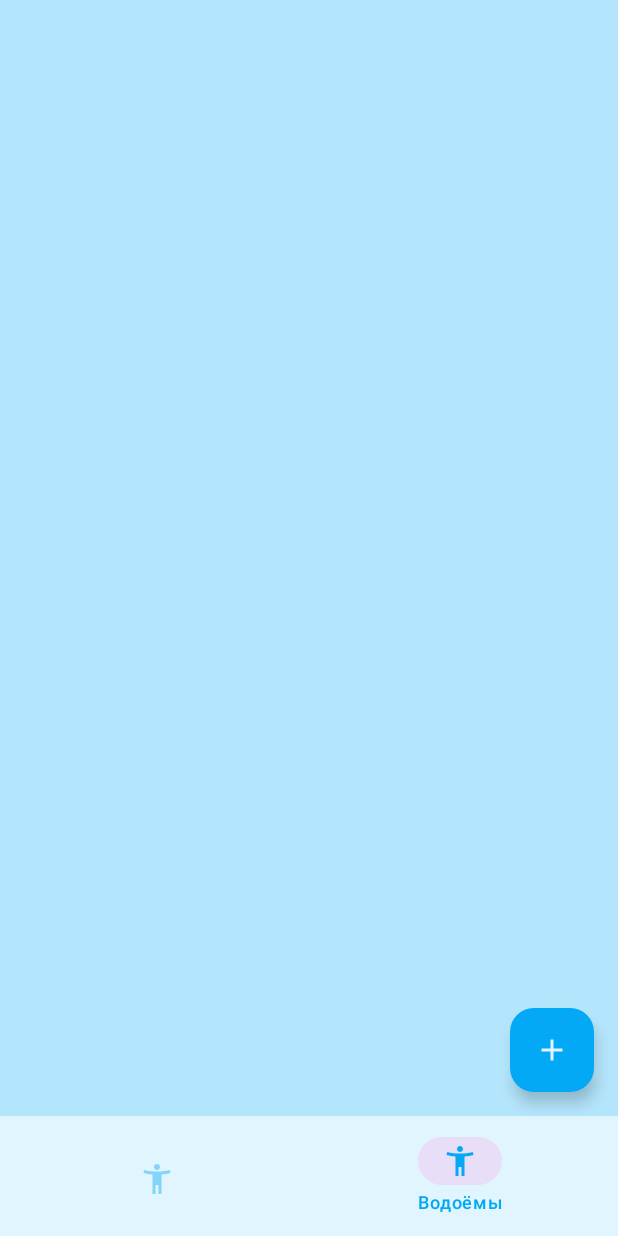
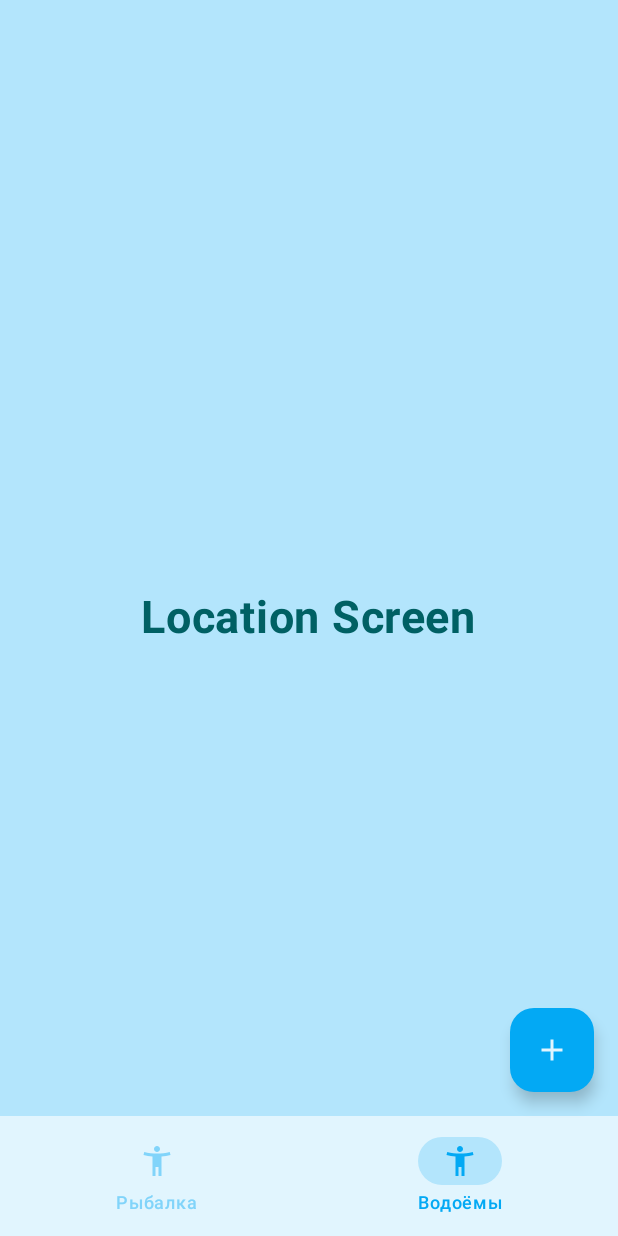
Before and after one commit to YurijM/FishermanNotes, an Android app built with Jetpack Compose: the screen it shows after launch (MainActivity), item 2 of the bottom bar chosen, on a phone screen of 412 x 824 dp. Run offline under Robolectric (Android 15) with nearby library versions, the phone set to English and light mode, and no system bars; our stand-ins replace Dagger/Hilt's generated code.

Commit message:
Добавлены: - пустые экраны "Рыбалка" (FishingListScreen) и "Водоёмы" (LocationListScreen); - навигационный граф.

```diff
--- a/app/src/main/java/com/mu/fishermannotes/MainActivity.kt
+++ b/app/src/main/java/com/mu/fishermannotes/MainActivity.kt
@@ -7,7 +7,7 @@ import androidx.compose.foundation.layout.fillMaxSize
 import androidx.compose.material3.MaterialTheme
 import androidx.compose.material3.Surface
 import androidx.compose.ui.Modifier
-import com.mu.fishermannotes.screens.main_screen.MainScreen
+import com.mu.fishermannotes.screens.main.MainScreen
 import com.mu.fishermannotes.ui.theme.FishermanNotesTheme
 import dagger.hilt.android.AndroidEntryPoint
 
--- /dev/null
+++ b/app/src/main/java/com/mu/fishermannotes/consts/Routes.kt
@@ -0,0 +1,6 @@
+package com.mu.fishermannotes.consts
+
+object Routes {
+    const val FISHING_LIST = "fishing_list"
+    const val LOCATION_LIST = "location_list"
+}
--- /dev/null
+++ b/app/src/main/java/com/mu/fishermannotes/navigation/NavGraph.kt
@@ -0,0 +1,24 @@
+package com.mu.fishermannotes.navigation
+
+import androidx.compose.runtime.Composable
+import androidx.navigation.NavHostController
+import androidx.navigation.compose.NavHost
+import androidx.navigation.compose.composable
+import com.mu.fishermannotes.consts.Routes
+import com.mu.fishermannotes.screens.fishing.FishingListScreen
+import com.mu.fishermannotes.screens.location.LocationListScreen
+
+@Composable
+fun NavGraph(navController: NavHostController) {
+    NavHost(
+        navController = navController,
+        startDestination = Routes.FISHING_LIST
+    ) {
+        composable(Routes.FISHING_LIST) {
+            FishingListScreen()
+        }
+        composable(Routes.LOCATION_LIST) {
+            LocationListScreen()
+        }
+    }
+}
--- /dev/null
+++ b/app/src/main/java/com/mu/fishermannotes/screens/fishing/FishingListScreen.kt
@@ -0,0 +1,23 @@
+package com.mu.fishermannotes.screens.fishing
+
+import androidx.compose.foundation.layout.fillMaxSize
+import androidx.compose.foundation.layout.wrapContentSize
+import androidx.compose.material3.Text
+import androidx.compose.runtime.Composable
+import androidx.compose.ui.Modifier
+import androidx.compose.ui.text.font.FontWeight
+import androidx.compose.ui.unit.sp
+import com.mu.fishermannotes.ui.theme.lightBlue900
+
+@Composable
+fun FishingListScreen() {
+    Text(
+        modifier = Modifier
+            .fillMaxSize()
+            .wrapContentSize(),
+        text = "Fishing Screen",
+        fontWeight = FontWeight.Bold,
+        fontSize = 30.sp,
+        color = lightBlue900
+    )
+}
--- /dev/null
+++ b/app/src/main/java/com/mu/fishermannotes/screens/location/LocationListScreen.kt
@@ -0,0 +1,23 @@
+package com.mu.fishermannotes.screens.location
+
+import androidx.compose.foundation.layout.fillMaxSize
+import androidx.compose.foundation.layout.wrapContentSize
+import androidx.compose.material3.Text
+import androidx.compose.runtime.Composable
+import androidx.compose.ui.Modifier
+import androidx.compose.ui.text.font.FontWeight
+import androidx.compose.ui.unit.sp
+import com.mu.fishermannotes.ui.theme.lightBlue900
+
+@Composable
+fun LocationListScreen() {
+    Text(
+        modifier = Modifier
+            .fillMaxSize()
+            .wrapContentSize(),
+        text = "Location Screen",
+        fontWeight = FontWeight.Bold,
+        fontSize = 30.sp,
+        color = lightBlue900
+    )
+}
--- a/app/src/main/java/com/mu/fishermannotes/screens/main_screen/BottomNav.kt
+++ b/app/src/main/java/com/mu/fishermannotes/screens/main/BottomNav.kt
@@ -1,4 +1,4 @@
-package com.mu.fishermannotes.screens.main_screen
+package com.mu.fishermannotes.screens.main
 
 import androidx.compose.material3.BottomAppBar
 import androidx.compose.material3.Icon
@@ -6,13 +6,17 @@ import androidx.compose.material3.NavigationBarItem
 import androidx.compose.material3.NavigationBarItemDefaults
 import androidx.compose.material3.Text
 import androidx.compose.runtime.Composable
+import androidx.compose.runtime.getValue
 import androidx.compose.ui.res.painterResource
+import androidx.navigation.NavHostController
+import androidx.navigation.compose.currentBackStackEntryAsState
+import com.mu.fishermannotes.ui.theme.lightBlue100
 import com.mu.fishermannotes.ui.theme.lightBlue200
 import com.mu.fishermannotes.ui.theme.lightBlue50
 import com.mu.fishermannotes.ui.theme.lightBlue500
 
 @Composable
-fun BottomNav() {
+fun BottomNav(navController: NavHostController) {
     val items = listOf(
         BottomNavItem.FishingItem,
         BottomNavItem.LocationItem
@@ -20,10 +24,15 @@ fun BottomNav() {
     BottomAppBar(
         containerColor = lightBlue50
     ) {
-        items.forEachIndexed { index, item ->
+        items.forEach { item ->
+            val navBackStackEntry by navController.currentBackStackEntryAsState()
+            val currentRoute = navBackStackEntry?.destination?.route
+
             NavigationBarItem(
-                selected = (index == 1),
-                onClick = {},
+                selected = (currentRoute == item.route),
+                onClick = {
+                    navController.navigate(item.route)
+                },
                 icon = {
                     Icon(
                         painter = painterResource(id = item.iconId),
@@ -33,11 +42,13 @@ fun BottomNav() {
                 label = {
                     Text(text = item.item)
                 },
-                alwaysShowLabel = false,
+                //alwaysShowLabel = false,
                 colors = NavigationBarItemDefaults.colors(
                     selectedIconColor = lightBlue500,
                     selectedTextColor = lightBlue500,
-                    unselectedIconColor = lightBlue200
+                    indicatorColor = lightBlue100,
+                    unselectedIconColor = lightBlue200,
+                    unselectedTextColor = lightBlue200
                 )
             )
 
--- a/app/src/main/java/com/mu/fishermannotes/screens/main_screen/BottomNavItem.kt
+++ b/app/src/main/java/com/mu/fishermannotes/screens/main/BottomNavItem.kt
@@ -1,6 +1,7 @@
-package com.mu.fishermannotes.screens.main_screen
+package com.mu.fishermannotes.screens.main
 
 import com.mu.fishermannotes.R
+import com.mu.fishermannotes.consts.Routes
 
 sealed class BottomNavItem(
     val item: String,
@@ -10,11 +11,11 @@ sealed class BottomNavItem(
     object FishingItem: BottomNavItem(
         item = "Рыбалка",
         iconId = R.drawable.ic_fisherman,
-        route = "fishing"
+        route = Routes.FISHING_LIST
     )
     object LocationItem: BottomNavItem(
         item = "Водоёмы",
         iconId = R.drawable.ic_fisherman,
-        route = "location"
+        route = Routes.LOCATION_LIST
     )
 }
--- a/app/src/main/java/com/mu/fishermannotes/screens/main_screen/MainScreen.kt
+++ b/app/src/main/java/com/mu/fishermannotes/screens/main/MainScreen.kt
@@ -1,4 +1,4 @@
-package com.mu.fishermannotes.screens.main_screen
+package com.mu.fishermannotes.screens.main
 
 import android.annotation.SuppressLint
 import androidx.compose.material.icons.Icons
@@ -8,6 +8,8 @@ import androidx.compose.material3.FloatingActionButton
 import androidx.compose.material3.Icon
 import androidx.compose.material3.Scaffold
 import androidx.compose.runtime.Composable
+import androidx.navigation.compose.rememberNavController
+import com.mu.fishermannotes.navigation.NavGraph
 import com.mu.fishermannotes.ui.theme.lightBlue100
 import com.mu.fishermannotes.ui.theme.lightBlue50
 import com.mu.fishermannotes.ui.theme.lightBlue500
@@ -16,9 +18,11 @@ import com.mu.fishermannotes.ui.theme.lightBlue500
 @SuppressLint("UnusedMaterial3ScaffoldPaddingParameter")
 @Composable
 fun MainScreen() {
+    val navController = rememberNavController()
+
     Scaffold(
         bottomBar = {
-            BottomNav()
+            BottomNav(navController)
         },
         floatingActionButton = {
             FloatingActionButton(
@@ -34,6 +38,6 @@ fun MainScreen() {
         },
         containerColor = lightBlue100
     ) {
-
+        NavGraph(navController)
     }
 }
```
